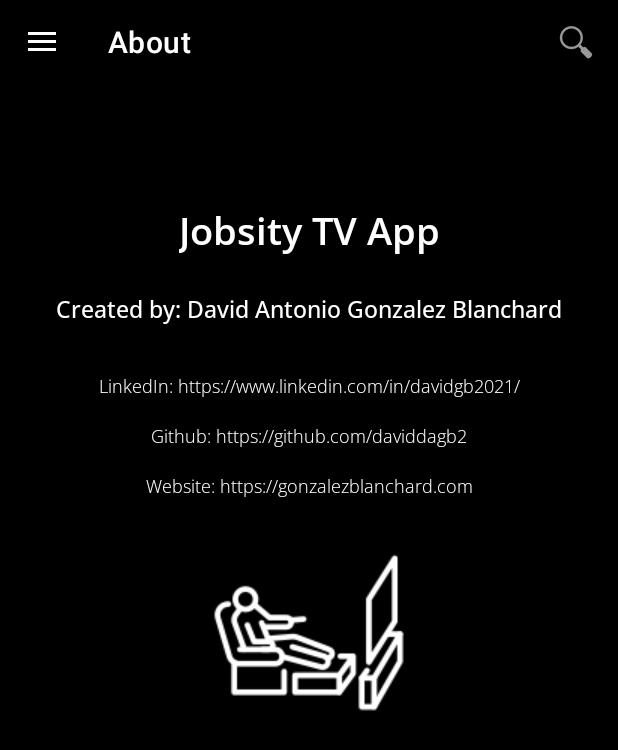
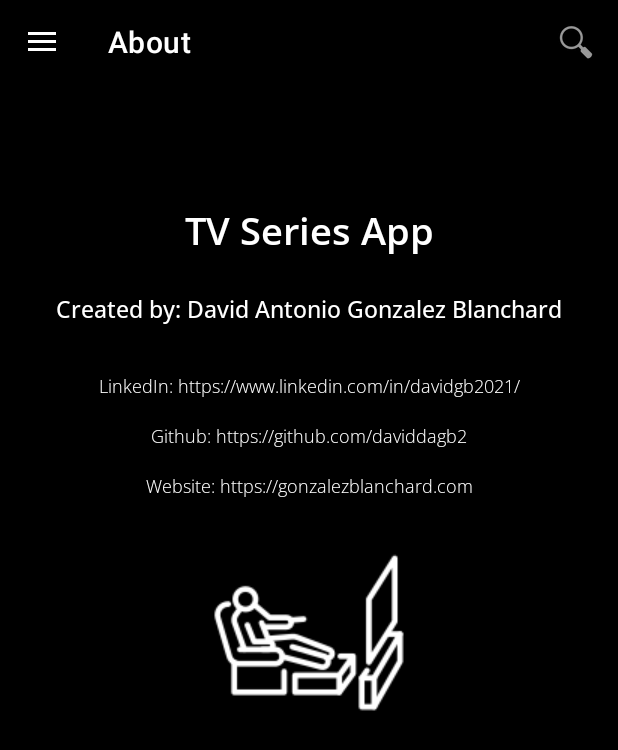
Before and after one commit to daviddagb2/tv_maze_android_challenge, an Android app: the screen it shows after launch (MainActivity), in the side drawer, after a tap on "About App", on a phone screen of 412 x 824 dp. Shown: the top 750 px of the screen. Run offline under Robolectric (Android 15) with nearby library versions, the phone set to English and light mode, and no system bars; our stand-ins replace EventBus, Picasso, navigation-ui; libraries missing offline, so code that uses them is left out: io.objectbox, io.objectbox.query; pictures from the network do not load; 1 statement that could not run was skipped.

Commit message:
Ajustado nombre de app

```diff
--- a/app/src/main/res/values/strings.xml
+++ b/app/src/main/res/values/strings.xml
@@ -1,5 +1,5 @@
 <resources>
-    <string name="app_name">Jobsity TV App</string>
+    <string name="app_name">TV Series App</string>
     <string name="description">Search and view TV Shows easily</string>
     <string name="navigation_drawer_open">Open navigation drawer</string>
     <string name="navigation_drawer_close">Close navigation drawer</string>
```
